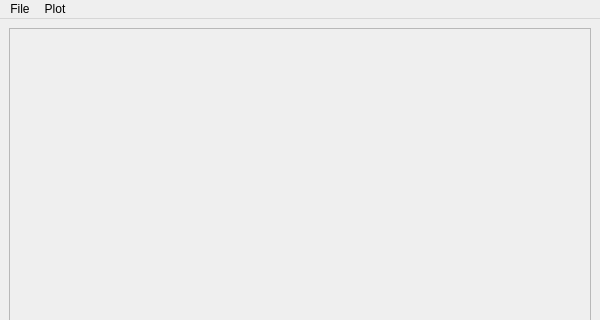
This is tools/eqget/ui/EqView.ui in chalmersplasmatheory/DREAM as Qt 5 draws it before an edit; both pictures show x 0 to 600 and y 0 to 320 of the 600 by 800 pixel window. The edited form follows.
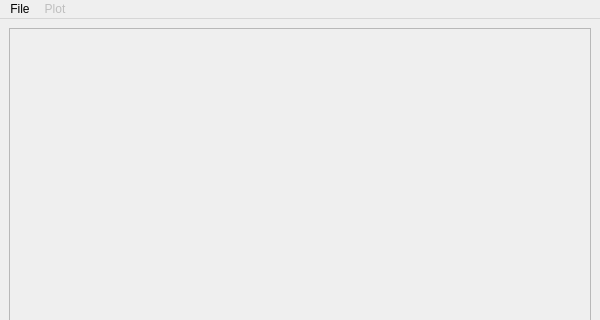
This is the edited form.

Diff of the .ui file:
```diff
--- a/tools/eqget/ui/EqView.ui
+++ b/tools/eqget/ui/EqView.ui
@@ -146,6 +146,9 @@
     <addaction name="actionExit"/>
    </widget>
    <widget class="QMenu" name="menuQuantities">
+    <property name="enabled">
+     <bool>false</bool>
+    </property>
     <property name="title">
      <string>Plot</string>
     </property>
```
Left out of the diff: 18 changed lines with no effect on the pictures.
